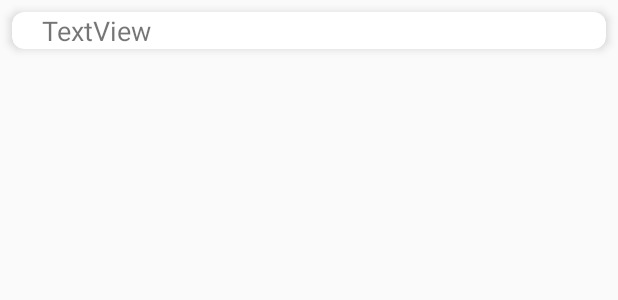
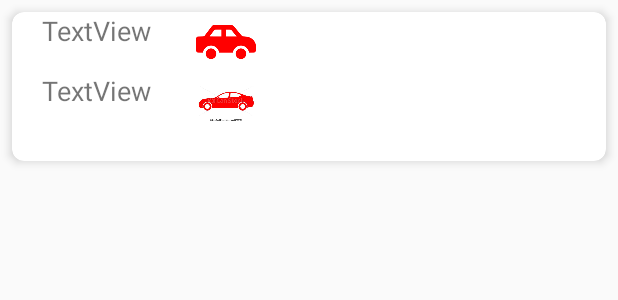
Before and after one commit to Darshpreet2000/Farmer-Portal, an Android app: the layout transportlist.xml on its own in the app's theme, with its tools: preview values and no code run, on a phone screen of 412 x 824 dp. Shown: the top 300 px of the screen. Run offline under Robolectric (Android 15) with nearby library versions, the light colour scheme and no system bars.

Commit message:
Update transport

```diff
--- a/app/src/main/res/layout/transportlist.xml
+++ b/app/src/main/res/layout/transportlist.xml
@@ -10,11 +10,62 @@
     app:cardElevation="4dp"
     android:layout_marginStart="8dp">
 
-    <TextView
-        android:id="@+id/TransportDetail"
+    <LinearLayout
         android:layout_width="match_parent"
         android:layout_height="wrap_content"
-        android:paddingLeft="20dp"
-        android:text="TextView"
-        android:textSize="18sp" />
+        android:orientation="vertical">
+
+        <LinearLayout
+            android:layout_width="match_parent"
+            android:layout_height="wrap_content"
+            android:orientation="horizontal">
+
+            <TextView
+                android:id="@+id/source"
+                android:layout_width="wrap_content"
+                android:layout_height="wrap_content"
+                android:paddingLeft="20dp"
+                android:text="TextView"
+                android:textSize="18sp" />
+
+            <ImageView
+                android:layout_width="40dp"
+                android:layout_height="40dp"
+                android:layout_marginLeft="30dp"
+                android:src="@drawable/source" />
+        </LinearLayout>
+
+        <LinearLayout
+            android:layout_width="wrap_content"
+            android:layout_height="wrap_content"
+            android:orientation="horizontal">
+
+            <TextView
+                android:id="@+id/destinations"
+                android:layout_width="match_parent"
+                android:layout_height="wrap_content"
+                android:paddingLeft="20dp"
+                android:text="TextView"
+                android:textSize="18sp" />
+
+            <ImageView
+                android:layout_width="40dp"
+                android:layout_height="40dp"
+                android:layout_marginLeft="30dp"
+                android:src="@drawable/destination" />
+        </LinearLayout>
+
+        <LinearLayout
+            android:layout_width="wrap_content"
+            android:layout_height="wrap_content"
+            android:orientation="horizontal"
+            android:paddingLeft="20dp">
+
+            <TextView
+                android:id="@+id/pricevalue"
+                android:layout_width="wrap_content"
+                android:layout_height="wrap_content" />
+
+        </LinearLayout>
+    </LinearLayout>
 </androidx.cardview.widget.CardView>
--- a/app/src/main/res/menu/activity_navigation_drawer_drawer.xml
+++ b/app/src/main/res/menu/activity_navigation_drawer_drawer.xml
@@ -18,4 +18,7 @@
     <item
         android:id="@+id/bidmycrop"
         android:title="Bids To My Crops" />
+    <item android:id="@+id/Setting"
+        android:title="Setting"/>
+
 </menu>
--- /dev/null
+++ b/app/src/main/res/values/Destination_background.xml
@@ -0,0 +1,4 @@
+<?xml version="1.0" encoding="utf-8"?>
+<resources>
+    <color name="Destination_background">#FFFFFF</color>
+</resources>
--- /dev/null
+++ b/app/src/main/res/values/Source_background.xml
@@ -0,0 +1,4 @@
+<?xml version="1.0" encoding="utf-8"?>
+<resources>
+    <color name="Source_background">#FFFFFF</color>
+</resources>
```
Also changed, not shown: app/src/main/java/com/example/farmer_portalnew/Adapter/TransportAdapter.java (+9 -7 lines), app/src/main/java/com/example/farmer_portalnew/DisplayTransportDetail.java (+3 -8 lines), app/src/main/java/com/example/farmer_portalnew/NavigationDrawer.java (+7 -1 lines), app/src/main/res/layout/activity_display_transport_detail.xml (+10 -16 lines), app/src/main/res/layout/activity_transport_facilty.xml (+19 -5 lines), app/src/main/Destination-web.png (added), app/src/main/Source-web.png (added), app/src/main/res/drawable/destination.jpg (added), app/src/main/res/drawable/source.png (added).
